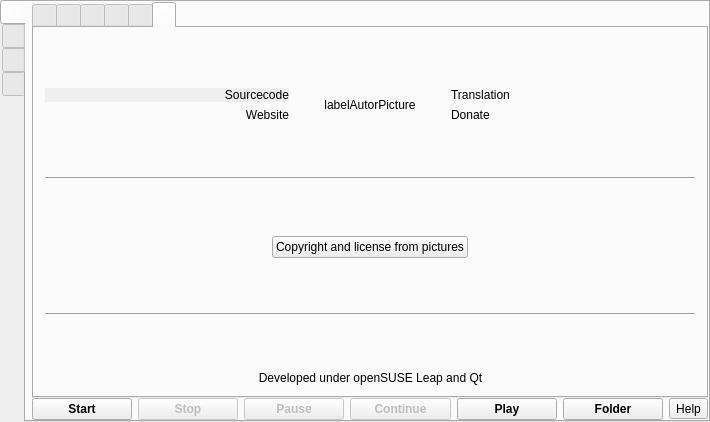
Before: the Qt Designer form src/formMainWindow.ui in vkohaupt/vokoscreenNG, drawn with Qt 5.
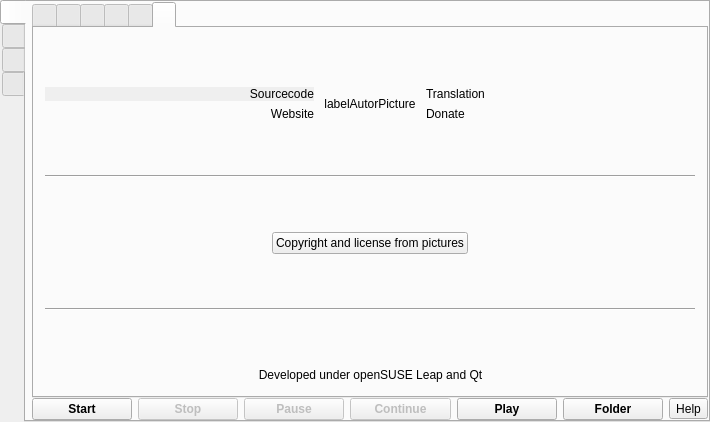
After: the same form once the commit is applied. Icons and pictures are not drawn.

```diff
--- a/src/formMainWindow.ui
+++ b/src/formMainWindow.ui
@@ -2013,8 +2013,8 @@
                <widget class="QLabel" name="labelAutorPicture">
                 <property name="maximumSize">
                  <size>
-                  <width>150</width>
-                  <height>150</height>
+                  <width>100</width>
+                  <height>100</height>
                  </size>
                 </property>
                 <property name="text">
@@ -2198,6 +2198,19 @@
             </item>
             <item>
              <layout class="QGridLayout" name="gridLayout_2">
+              <item row="0" column="1">
+               <spacer name="horizontalSpacer_11">
+                <property name="orientation">
+                 <enum>Qt::Horizontal</enum>
+                </property>
+                <property name="sizeHint" stdset="0">
+                 <size>
+                  <width>40</width>
+                  <height>20</height>
+                 </size>
+                </property>
+               </spacer>
+              </item>
               <item row="0" column="0">
                <widget class="QLabel" name="label_27">
                 <property name="text">
@@ -2211,7 +2224,7 @@
                 </property>
                </widget>
               </item>
-              <item row="0" column="1">
+              <item row="0" column="2">
                <widget class="QLabel" name="label_28">
                 <property name="text">
                  <string>Developed under openSUSE Leap and Qt</string>
@@ -2221,7 +2234,7 @@
                 </property>
                </widget>
               </item>
-              <item row="0" column="2">
+              <item row="0" column="4">
                <widget class="QLabel" name="label_29">
                 <property name="text">
                  <string notr="true"/>
@@ -2234,6 +2247,19 @@
                 </property>
                </widget>
               </item>
+              <item row="0" column="3">
+               <spacer name="horizontalSpacer_12">
+                <property name="orientation">
+                 <enum>Qt::Horizontal</enum>
+                </property>
+                <property name="sizeHint" stdset="0">
+                 <size>
+                  <width>40</width>
+                  <height>20</height>
+                 </size>
+                </property>
+               </spacer>
+              </item>
              </layout>
             </item>
            </layout>
```
